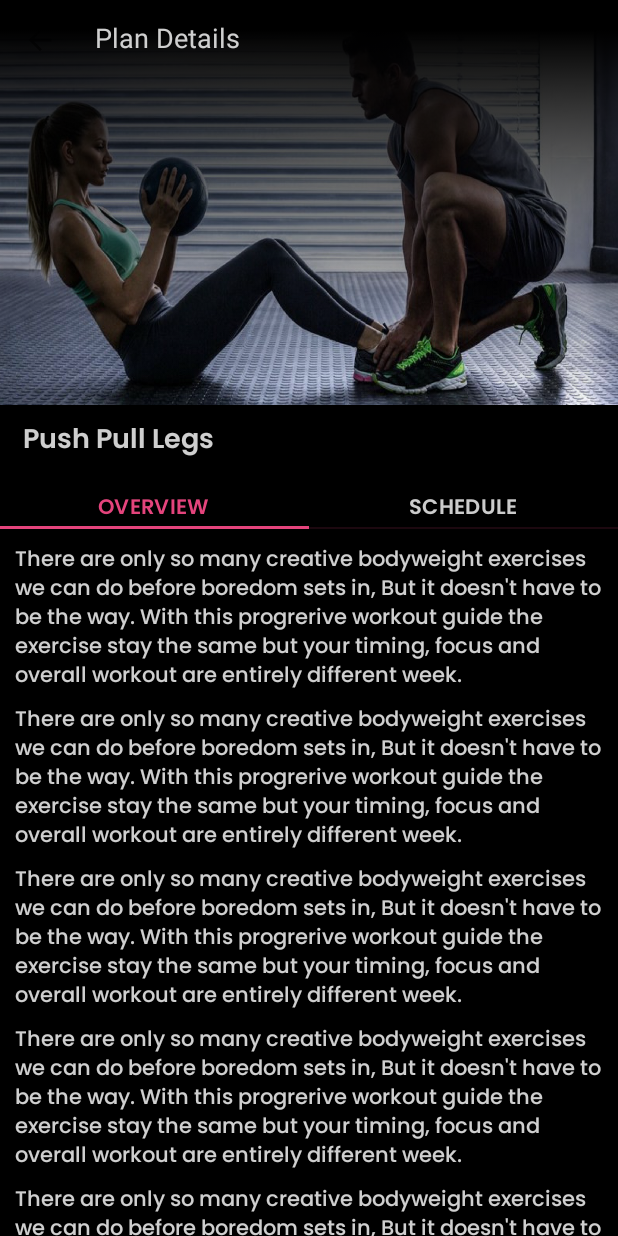
After one commit to chetanmuliya/WorkoutGuide, an Android app built with Jetpack Compose: the composable WorkoutInfo called with empty values, on a phone screen of 412 x 824 dp. The commit adds this screen. Run offline under Robolectric (Android 15) with nearby library versions, the phone set to English and light mode, and no system bars; libraries missing offline, so code that uses them is left out: com.ramcosta.composedestinations; 2 statements that could not run were skipped.

Commit message:
Added program info layout with tabs

```diff
--- a/app/src/main/java/wg/cm/workoutguide/MainActivity.kt
+++ b/app/src/main/java/wg/cm/workoutguide/MainActivity.kt
@@ -13,8 +13,8 @@ import androidx.compose.ui.text.font.FontFamily
 import androidx.compose.ui.text.font.FontWeight
 import androidx.compose.ui.tooling.preview.Preview
 import com.ramcosta.composedestinations.DestinationsNavHost
+import wg.cm.workoutguide.presentation.NavGraphs
 import wg.cm.workoutguide.presentation.home_screen.MainHomeScreen
-import wg.cm.workoutguide.presentation.home_screen.NavGraphs
 import wg.cm.workoutguide.ui.theme.WorkoutGuideTheme
 
 @ExperimentalMaterialApi
--- a/app/src/main/java/wg/cm/workoutguide/presentation/home_screen/MainHomeScreen.kt
+++ b/app/src/main/java/wg/cm/workoutguide/presentation/home_screen/MainHomeScreen.kt
@@ -36,7 +36,8 @@ import androidx.fragment.app.FragmentManager
 import com.ramcosta.composedestinations.annotation.Destination
 import com.ramcosta.composedestinations.navigation.DestinationsNavigator
 import wg.cm.workoutguide.R
-import wg.cm.workoutguide.presentation.home_screen.destinations.StatsViewDestination
+import wg.cm.workoutguide.presentation.destinations.StatsViewDestination
+import wg.cm.workoutguide.presentation.destinations.WorkoutInfoDestination
 import wg.cm.workoutguide.presentation.home_screen.model.Workout
 import wg.cm.workoutguide.presentation.home_screen.util.workoutList
 import wg.cm.workoutguide.ui.theme.Blue500
@@ -276,7 +277,7 @@ fun ProgramListSection(
                 workouts[it],
                 modifier = Modifier.clickable {
                     navigator.navigate(
-                        StatsViewDestination("JJ")
+                        WorkoutInfoDestination("JJ")
                     )
                 }
             )
--- /dev/null
+++ b/app/src/main/java/wg/cm/workoutguide/presentation/workout_info/ProgramOverviewView.kt
@@ -0,0 +1,68 @@
+package wg.cm.workoutguide.presentation.workout_info
+
+import androidx.compose.foundation.background
+import androidx.compose.foundation.layout.*
+import androidx.compose.foundation.rememberScrollState
+import androidx.compose.foundation.verticalScroll
+import androidx.compose.material.Text
+import androidx.compose.runtime.Composable
+import androidx.compose.ui.Modifier
+import androidx.compose.ui.graphics.Color
+import androidx.compose.ui.res.stringResource
+import androidx.compose.ui.text.font.FontWeight
+import androidx.compose.ui.unit.dp
+import androidx.compose.ui.unit.sp
+import com.ramcosta.composedestinations.annotation.Destination
+import wg.cm.workoutguide.R
+import wg.cm.workoutguide.presentation.home_screen.fontFamily
+
+@Composable
+@Destination
+fun ProgramOverviewView(
+    symbol: String
+) {
+    Column(modifier = Modifier
+        .fillMaxSize()
+        .verticalScroll(rememberScrollState())
+        .padding(start = 10.dp, end = 10.dp)
+        .background(Color.Black)) {
+
+        Spacer(modifier = Modifier.height(10.dp))
+        Text(
+            text = stringResource(R.string.ProgramOverview),
+            fontWeight = FontWeight.Medium,
+            fontFamily = fontFamily,
+            fontSize = 14.sp
+        )
+        Spacer(modifier = Modifier.height(10.dp))
+        Text(
+            text = stringResource(R.string.ProgramOverview),
+            fontWeight = FontWeight.Medium,
+            fontFamily = fontFamily,
+            fontSize = 14.sp
+        )
+        Spacer(modifier = Modifier.height(10.dp))
+        Text(
+            text = stringResource(R.string.ProgramOverview),
+            fontWeight = FontWeight.Medium,
+            fontFamily = fontFamily,
+            fontSize = 14.sp
+        )
+        Spacer(modifier = Modifier.height(10.dp))
+        Text(
+            text = stringResource(R.string.ProgramOverview),
+            fontWeight = FontWeight.Medium,
+            fontFamily = fontFamily,
+            fontSize = 14.sp
+        )
+        Spacer(modifier = Modifier.height(10.dp))
+        Text(
+            text = stringResource(R.string.ProgramOverview),
+            fontWeight = FontWeight.Medium,
+            fontFamily = fontFamily,
+            fontSize = 14.sp
+        )
+
+
+    }
+}
--- /dev/null
+++ b/app/src/main/java/wg/cm/workoutguide/presentation/workout_info/WorkoutInfo.kt
@@ -0,0 +1,183 @@
+package wg.cm.workoutguide.presentation.workout_info
+
+import androidx.compose.foundation.Image
+import androidx.compose.foundation.background
+import androidx.compose.foundation.layout.*
+import androidx.compose.material.*
+import androidx.compose.runtime.*
+import androidx.compose.ui.Alignment
+import androidx.compose.ui.Modifier
+import androidx.compose.ui.graphics.Brush
+import androidx.compose.ui.graphics.Color
+import androidx.compose.ui.layout.ContentScale
+import androidx.compose.ui.res.painterResource
+import androidx.compose.ui.text.font.FontStyle
+import androidx.compose.ui.text.font.FontWeight
+import androidx.compose.ui.unit.dp
+import androidx.compose.ui.unit.sp
+import com.ramcosta.composedestinations.annotation.Destination
+import com.ramcosta.composedestinations.navigation.DestinationsNavigator
+import wg.cm.workoutguide.R
+import wg.cm.workoutguide.presentation.destinations.ProgramOverviewViewDestination
+import wg.cm.workoutguide.presentation.destinations.WorkoutInfoDestination
+import wg.cm.workoutguide.presentation.home_screen.fontFamily
+import wg.cm.workoutguide.ui.theme.Pink
+import wg.cm.workoutguide.ui.theme.TextWhite
+
+@Composable
+@Destination
+fun WorkoutInfo(
+    symbol: String
+) {
+    var selectedTabIndex by remember {
+        mutableStateOf(0)
+    }
+
+    Column(modifier = Modifier
+        .fillMaxSize()
+        .background(Color.Black)
+        ) {
+        Box(
+            modifier = Modifier
+                .fillMaxWidth()
+        ){
+
+            Image(
+                painter = painterResource(id = R.drawable.workout),
+                contentDescription = "Menu",
+                contentScale = ContentScale.FillBounds,
+                modifier = Modifier
+                    .fillMaxWidth()
+                    .height(270.dp)
+            )
+            Box(
+                modifier = Modifier
+                    .fillMaxWidth()
+                    .height(270.dp)
+                    .background(
+                        brush = Brush.verticalGradient(
+                            colors = listOf(
+                                Color.Black,
+                                Color.Transparent
+                            ),
+                            startY = 30f
+                        )
+                    )
+            )
+            Row(modifier = Modifier
+                .fillMaxWidth()
+                .align(Alignment.TopStart)
+            ) {
+                Image(
+                    painter = painterResource(id = R.drawable.ic_arrow_back),
+                    contentDescription = "Menu",
+                    modifier = Modifier
+                        .size(38.dp)
+                        .padding(start = 15.dp, top = 15.dp)
+                )
+                Spacer(modifier = Modifier.width(25.dp))
+                Text(
+                    text = "Plan Details",
+                    fontStyle = FontStyle.Normal,
+                    fontSize = 18.sp,
+                    modifier = Modifier.padding(top = 15.dp)
+                )
+            }
+        }
+        Spacer(modifier = Modifier.height(10.dp))
+        Text(
+            text = "Push Pull Legs",
+            fontWeight = FontWeight.SemiBold,
+            fontFamily = fontFamily,
+            fontSize = 18.sp,
+            modifier = Modifier.padding(start = 15.dp)
+        )
+        Spacer(modifier = Modifier.height(18.dp))
+        OverviewTabView{
+            selectedTabIndex = it
+        }
+        when(selectedTabIndex){
+            0 -> {
+                ProgramOverviewView(symbol = "")
+            }
+            1 -> {
+                //
+            }
+            2 -> {
+                //Toast.makeText(ctx,"Hello Diet",Toast.LENGTH_SHORT).show()
+            }
+        }
+        Box(modifier = Modifier
+            .fillMaxSize()) {
+            Button(
+                onClick = { /*TODO*/ },
+                modifier = Modifier
+                    .fillMaxWidth()
+                    .align(Alignment.BottomCenter)
+            ) {
+                Text(
+                    text = "Start the Program"
+                )
+            }
+        }
+
+    }
+
+}
+
+@Composable
+fun OverviewTabView(
+    modifier: Modifier = Modifier,
+    onTabSelected: (selectedIndex: Int) -> Unit
+){
+    var selectedTabIndex by remember {
+        mutableStateOf(0)
+    }
+    val activeColor = Pink
+    val inActiveColor = Color.LightGray
+    TabRow(
+        selectedTabIndex = selectedTabIndex,
+        modifier = Modifier
+            .fillMaxWidth(),
+        backgroundColor = Color.Transparent,
+        contentColor = activeColor,
+    ) {
+        Tab(
+            selected = selectedTabIndex==0,
+            unselectedContentColor = inActiveColor,
+            selectedContentColor = activeColor,
+            onClick = {
+                selectedTabIndex = 0
+                onTabSelected(0)
+            }
+        ) {
+            Text(
+                text = "OVERVIEW",
+                fontSize = 14.sp,
+                modifier = Modifier.padding(5.dp),
+                fontFamily = fontFamily,
+                fontWeight = FontWeight.SemiBold,
+                letterSpacing = 0.2.sp
+            )
+        }
+        Tab(
+            selected = selectedTabIndex==1,
+            unselectedContentColor = inActiveColor,
+            selectedContentColor = activeColor,
+            onClick = {
+                selectedTabIndex = 1
+                onTabSelected(1)
+            }
+        ) {
+            Text(
+                text = "SCHEDULE",
+                fontSize = 14.sp,
+                modifier = Modifier.padding(5.dp),
+                fontFamily = fontFamily,
+                fontWeight = FontWeight.SemiBold,
+                letterSpacing = 0.2.sp
+            )
+        }
+
+    }
+}
--- /dev/null
+++ b/app/src/main/res/drawable/ic_arrow_back.xml
@@ -0,0 +1,11 @@
+<vector xmlns:android="http://schemas.android.com/apk/res/android"
+    android:width="24dp"
+    android:height="24dp"
+    android:viewportWidth="24"
+    android:viewportHeight="24"
+    android:tint="?attr/colorControlNormal"
+    android:autoMirrored="true">
+  <path
+      android:fillColor="@android:color/white"
+      android:pathData="M20,11H7.83l5.59,-5.59L12,4l-8,8 8,8 1.41,-1.41L7.83,13H20v-2z"/>
+</vector>
--- a/app/src/main/res/values/strings.xml
+++ b/app/src/main/res/values/strings.xml
@@ -2,4 +2,5 @@
     <string name="app_name">WorkoutGuide</string>
     <!-- TODO: Remove or change this placeholder text -->
     <string name="hello_blank_fragment">Hello blank fragment</string>
+    <string name="ProgramOverview">There are only so many creative bodyweight exercises we can do before boredom sets in, But it doesn\'t have to be the way. With this progrerive workout guide the exercise stay the same but your timing, focus and overall workout are entirely different week.</string>
 </resources>
```
